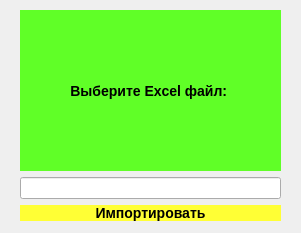
This is window1.ui in lybmvvs/gazpromapp as Qt 5 draws it before an edit. The edited form follows.
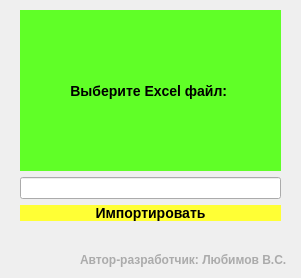
This is the edited form.

Commit message: developer name added

```diff
--- a/window1.ui
+++ b/window1.ui
@@ -7,7 +7,7 @@
     <x>0</x>
     <y>0</y>
     <width>301</width>
-    <height>233</height>
+    <height>278</height>
    </rect>
   </property>
   <property name="windowTitle">
@@ -33,15 +33,7 @@
 QPushButton:pressed{
 background-color:rgb(96, 255, 39);
 }
-QLabel{
-background-color:rgb(96, 255, 39);
-width:100px;
-length:200px;
-font-size: 14px;
-font-weight:bold;
-border:none;
-text-align:center;
-}
+
 
 </string>
   </property>
@@ -61,8 +53,14 @@
        <enum>Qt::LeftToRight</enum>
       </property>
       <property name="styleSheet">
-       <string notr="true">QLabel {
-text-align: center
+       <string notr="true">QLabel{
+background-color:rgb(96, 255, 39);
+width:100px;
+length:200px;
+font-size: 14px;
+font-weight:bold;
+border:none;
+text-align:center;
 }
 </string>
       </property>
@@ -83,6 +81,31 @@
     </item>
    </layout>
   </widget>
+  <widget class="QLabel" name="label_2">
+   <property name="geometry">
+    <rect>
+     <x>80</x>
+     <y>250</y>
+     <width>221</width>
+     <height>20</height>
+    </rect>
+   </property>
+   <property name="styleSheet">
+    <string notr="true">QLabel{
+
+width:100px;
+length:200px;
+font-size: 12px;
+font-weight:bold;
+border:none;
+text-align:center;
+color: rgb(171, 171, 171)
+}</string>
+   </property>
+   <property name="text">
+    <string>Автор-разработчик: Любимов В.С.</string>
+   </property>
+  </widget>
  </widget>
  <resources/>
  <connections/>
```
The commit also changes 1 other file.
